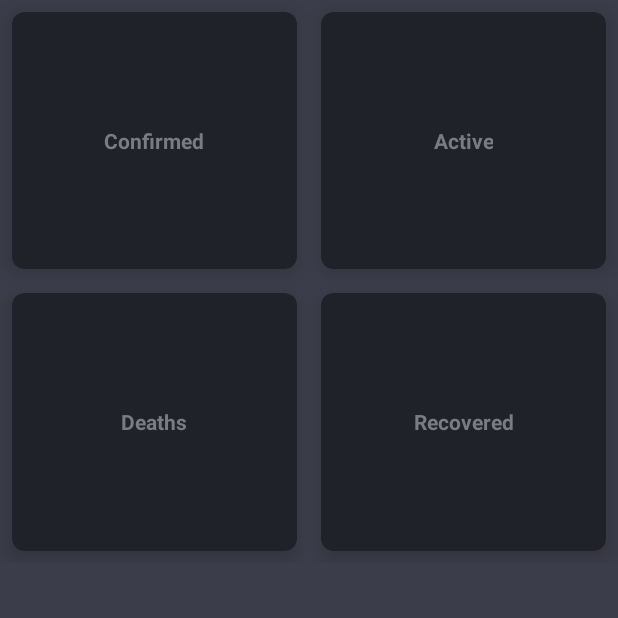
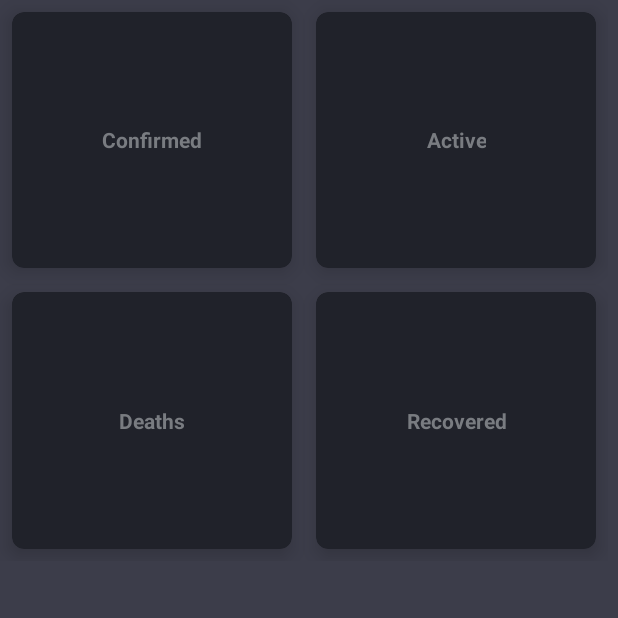
Before and after one commit to SunnyTamang/CovidTracker, an Android app: the SecondFrag screen opened through its navigation route, on a phone screen of 412 x 824 dp, the top half of it. Run offline under Robolectric (Android 15) with nearby library versions, the phone set to English and light mode, and no system bars.

```diff
--- a/app/src/main/res/layout/fragment_second.xml
+++ b/app/src/main/res/layout/fragment_second.xml
@@ -6,13 +6,15 @@
     xmlns:app="http://schemas.android.com/apk/res-auto"
     tools:context=".SecondFrag">
 
+    <!-- TODO: Update blank fragment layout -->
 
     <GridLayout
-        android:layout_width="match_parent"
-        android:layout_height="375dp"
+        android:layout_width="405dp"
+        android:layout_height="374dp"
         android:layout_below="@+id/datetext"
         android:columnCount="2"
         android:rowCount="2"
+
         tools:ignore="MissingConstraints">
 
         <androidx.cardview.widget.CardView
```
Also changed, not shown: app/src/main/res/drawable/screen1_top_bg.png (added).
